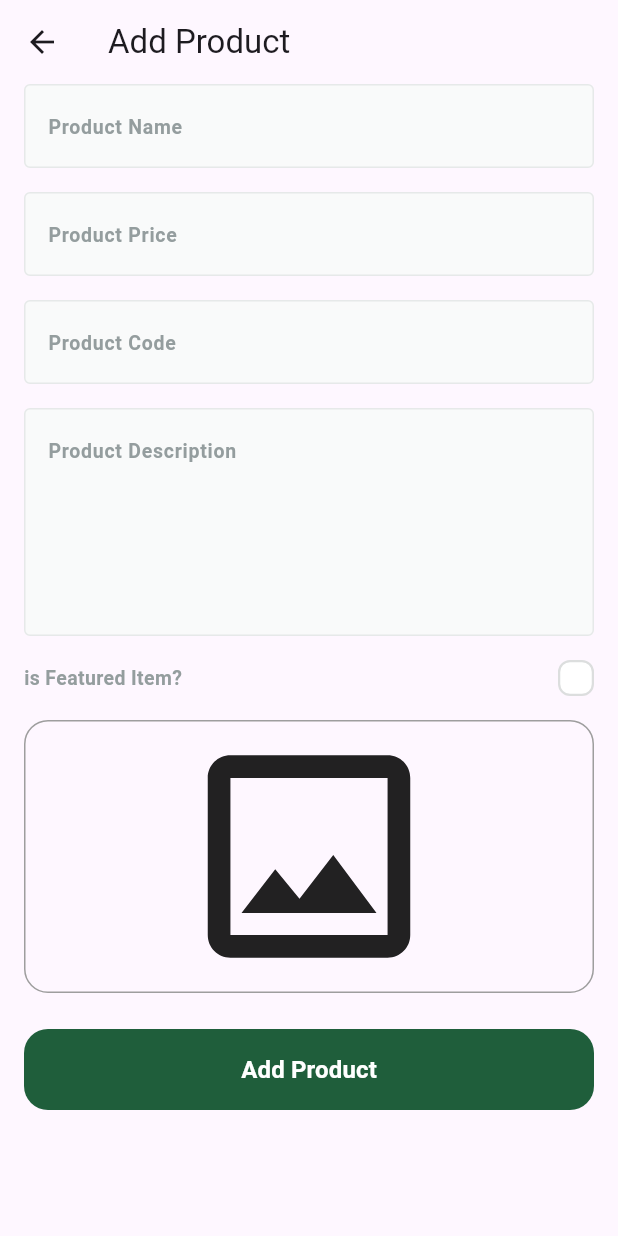
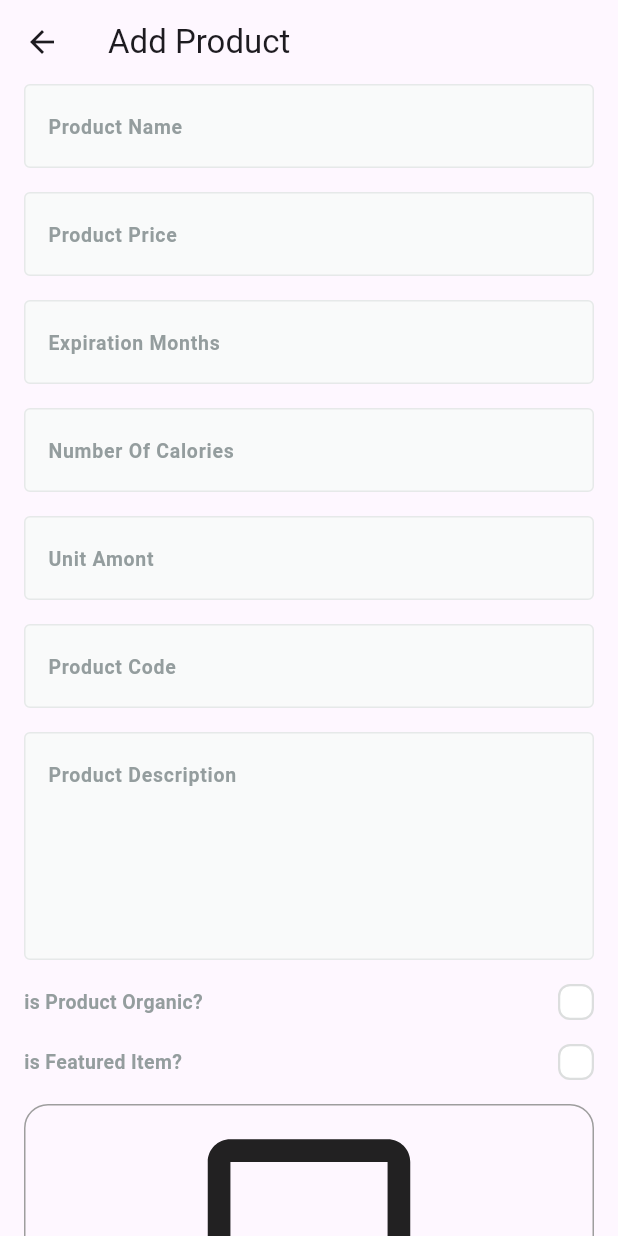
Before and after one commit to tharwatsamy/fruits_hub_dashboard, a Flutter app: the AddProductView screen opened by its route, on a phone screen of 412 x 824 dp. Run offline on Flutter 3.47's test engine with Material 3 defaults, Android fonts, the light colour scheme and no system bars; drawn by our look-alikes of modal_progress_hud_nsn, skeletonizer; our stand-ins replace bloc, cloud_firestore, dartz, firebase_core, firebase_storage, flutter_bloc and 2 more; accounts and stored records are empty.

Commit message:
add additional data to fruits product part two

```diff
--- a/lib/features/add_product/data/models/add_product_input_model.dart
+++ b/lib/features/add_product/data/models/add_product_input_model.dart
@@ -11,7 +11,7 @@ class AddProductInputModel {
   final bool isFeatured;
   String? imageUrl;
   final int expirationsMonths;
-  final bool isOrganic = false;
+  final bool isOrganic;
   final int numberOfCalories;
   final num avgRating = 0;
   final num ratingCount = 0;
@@ -25,6 +25,7 @@ class AddProductInputModel {
       required this.numberOfCalories,
       required this.unitAmount,
       required this.price,
+      required this.isOrganic,
       required this.image,
       required this.isFeatured,
       this.imageUrl});
@@ -36,6 +37,7 @@ class AddProductInputModel {
         code: addProductInputEntity.code,
         description: addProductInputEntity.description,
         price: addProductInputEntity.price,
+        isOrganic: addProductInputEntity.isOrganic,
         image: addProductInputEntity.image,
         expirationsMonths: addProductInputEntity.expirationsMonths,
         numberOfCalories: addProductInputEntity.numberOfCalories,
--- a/lib/features/add_product/domain/entities/add_product_input_entity.dart
+++ b/lib/features/add_product/domain/entities/add_product_input_entity.dart
@@ -9,7 +9,7 @@ class AddProductInputEntity {
   final bool isFeatured;
   String? imageUrl;
   final int expirationsMonths;
-  final bool isOrganic = false;
+  final bool isOrganic;
   final int numberOfCalories;
   final num avgRating = 0;
   final num ratingCount = 0;
@@ -23,6 +23,7 @@ class AddProductInputEntity {
       required this.expirationsMonths,
       required this.numberOfCalories,
       required this.unitAmount,
+      this.isOrganic = false,
       required this.image,
       required this.isFeatured,
       this.imageUrl});
--- a/lib/features/add_product/presentation/views/widgets/add_product_view_body.dart
+++ b/lib/features/add_product/presentation/views/widgets/add_product_view_body.dart
@@ -9,6 +9,7 @@ import 'package:fruit_hub_dashboard/features/add_product/presentation/manger/cub
 import 'package:fruit_hub_dashboard/features/add_product/presentation/views/widgets/custom_check_box.dart';
 import 'package:fruit_hub_dashboard/features/add_product/presentation/views/widgets/image_field.dart';
 import 'package:fruit_hub_dashboard/features/add_product/presentation/views/widgets/is_featured_check_box.dart';
+import 'package:fruit_hub_dashboard/features/add_product/presentation/views/widgets/is_organic_check_box.dart';
 
 class AddProductViewBody extends StatefulWidget {
   const AddProductViewBody({super.key});
@@ -22,9 +23,10 @@ class _AddProductViewBodyState extends State<AddProductViewBody> {
   AutovalidateMode autovalidateMode = AutovalidateMode.disabled;
 
   late String name, code, description;
-  late num price;
+  late num price, expirationMonths, numberOfCalories, unitAmount;
   File? image;
   bool isFeatured = false;
+  bool isOrganic = false;
   @override
   Widget build(BuildContext context) {
     return Padding(
@@ -57,6 +59,36 @@ class _AddProductViewBodyState extends State<AddProductViewBody> {
               ),
               CustomTextFormField(
                 onSaved: (value) {
+                  expirationMonths = num.parse(value!);
+                },
+                hintText: 'Expiration Months',
+                textInputType: TextInputType.number,
+              ),
+              const SizedBox(
+                height: 16,
+              ),
+              CustomTextFormField(
+                onSaved: (value) {
+                  numberOfCalories = num.parse(value!);
+                },
+                hintText: 'Number Of Calories',
+                textInputType: TextInputType.number,
+              ),
+              const SizedBox(
+                height: 16,
+              ),
+              CustomTextFormField(
+                onSaved: (value) {
+                  unitAmount = num.parse(value!);
+                },
+                hintText: 'Unit Amont',
+                textInputType: TextInputType.number,
+              ),
+              const SizedBox(
+                height: 16,
+              ),
+              CustomTextFormField(
+                onSaved: (value) {
                   code = value!.toLowerCase();
                 },
                 hintText: 'Product Code',
@@ -72,6 +104,14 @@ class _AddProductViewBodyState extends State<AddProductViewBody> {
                 hintText: 'Product Description',
                 textInputType: TextInputType.text,
                 maxLines: 5,
+              ),
+              const SizedBox(
+                height: 16,
+              ),
+              IsOrganciCheckBox(
+                onChanged: (value) {
+                  isOrganic = value;
+                },
               ),
               const SizedBox(
                 height: 16,
@@ -97,16 +137,20 @@ class _AddProductViewBodyState extends State<AddProductViewBody> {
                   if (image != null) {
                     if (_formKey.currentState!.validate()) {
                       _formKey.currentState!.save();
-                      // AddProductInputEntity input = AddProductInputEntity(
-                      //   name: name,
-                      //   code: code,
-                      //   description: description,
-                      //   price: price,
-                      //   image: image!,
-                      //   isFeatured: isFeatured,
-                      // );
+                      AddProductInputEntity input = AddProductInputEntity(
+                        name: name,
+                        isOrganic: isOrganic,
+                        code: code,
+                        description: description,
+                        expirationsMonths: expirationMonths.toInt(),
+                        numberOfCalories: numberOfCalories.toInt(),
+                        unitAmount: unitAmount.toInt(),
+                        price: price,
+                        image: image!,
+                        isFeatured: isFeatured,
+                      );
 
-                      // context.read<AddProductCubit>().addProduct(input);
+                      context.read<AddProductCubit>().addProduct(input);
                     } else {
                       autovalidateMode = AutovalidateMode.always;
                       setState(() {});
--- /dev/null
+++ b/lib/features/add_product/presentation/views/widgets/is_organic_check_box.dart
@@ -0,0 +1,50 @@
+import 'package:flutter/material.dart';
+import 'package:flutter/widgets.dart';
+
+import '../../../../../core/utils/app_text_styles.dart';
+import 'custom_check_box.dart';
+
+class IsOrganciCheckBox extends StatefulWidget {
+  const IsOrganciCheckBox({super.key, required this.onChanged});
+
+  final ValueChanged<bool> onChanged;
+  @override
+  State<IsOrganciCheckBox> createState() => _IsOrganciCheckBoxState();
+}
+
+class _IsOrganciCheckBoxState extends State<IsOrganciCheckBox> {
+  bool isOrganic = false;
+  @override
+  Widget build(BuildContext context) {
+    return Row(
+      children: [
+        Text.rich(
+          TextSpan(
+            children: [
+              TextSpan(
+                text: 'is Product Organic?',
+                style: TextStyles.semiBold13.copyWith(
+                  color: const Color(0xFF949D9E),
+                ),
+              ),
+            ],
+          ),
+          textAlign: TextAlign.right,
+        ),
+        const Expanded(
+          child: SizedBox(
+            width: 16,
+          ),
+        ),
+        CustomCheckBox(
+          onChecked: (value) {
+            isOrganic = value;
+            widget.onChanged(value);
+            setState(() {});
+          },
+          isChecked: isOrganic,
+        ),
+      ],
+    );
+  }
+}
```
